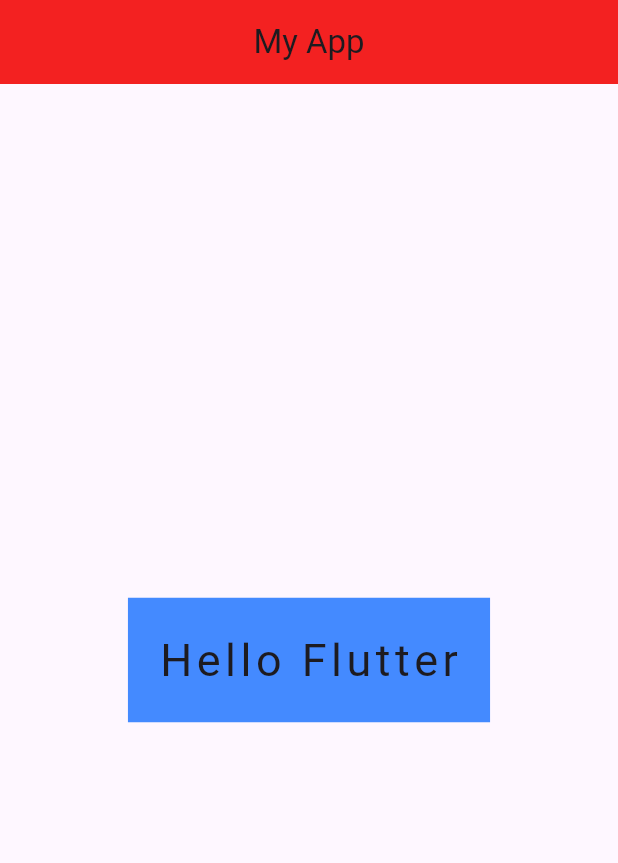
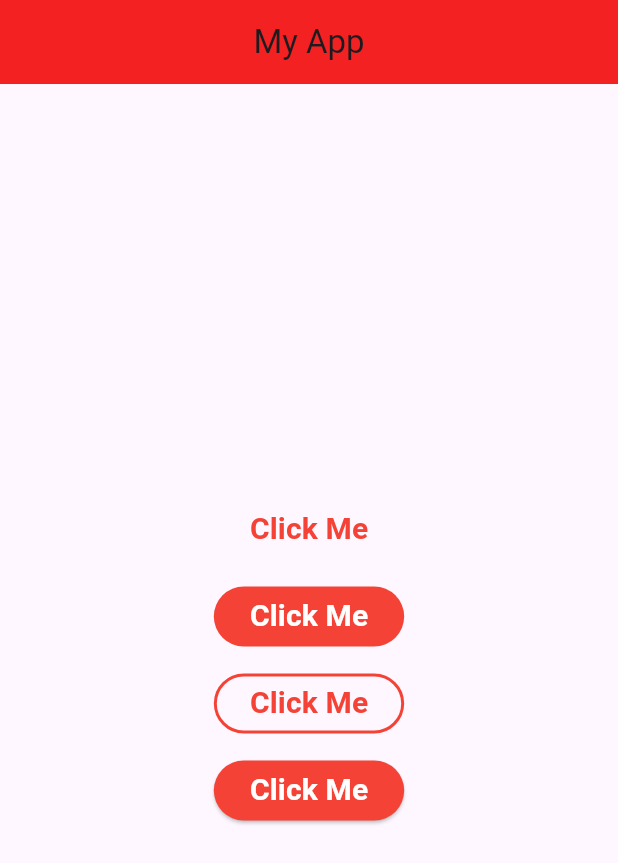
Before and after one commit to pitiya10/learn_flutter_67_2, a Flutter app: the screen it shows after launch, on a phone screen of 412 x 824 dp. Shown: the top 863 px of the screen. Run offline on Flutter 3.47's test engine with Material 3 defaults, Android fonts, the phone set to English and light mode, and no system bars.

Commit message:
step 7 : Button widgets

```diff
--- a/lib/main.dart
+++ b/lib/main.dart
@@ -49,21 +49,21 @@
 //   }
 
 
-class Home extends StatelessWidget {
-  const Home({super.key});
+// class Home extends StatelessWidget {
+//   const Home({super.key});
 
-  @override
-  Widget build(BuildContext context) {
-    return Center(
-      child: Container(
-      color: Colors.blueAccent,
-      margin: const EdgeInsets.symmetric(horizontal: 20, vertical: 30),
-      padding: const EdgeInsets.all(20),
-      child: Text(
-        "Hello Flutter",
-        style: TextStyle(fontSize: 30, letterSpacing: 3),
-        ),
-      ),
-    );
-  }
-}
+//   @override
+//   Widget build(BuildContext context) {
+//     return Center(
+//       child: Container(
+//       color: Colors.blueAccent,
+//       margin: const EdgeInsets.symmetric(horizontal: 20, vertical: 30),
+//       padding: const EdgeInsets.all(20),
+//       child: Text(
+//         "Hello Flutter",
+//         style: TextStyle(fontSize: 30, letterSpacing: 3),
+//         ),
+//       ),
+//     );
+//   }
+// }
--- a/lib/screen/home.dart
+++ b/lib/screen/home.dart
@@ -7,45 +7,117 @@ class Home extends StatelessWidget {
 // Step 5 : container,column, main axis, cross axis
   @override
   Widget build(BuildContext context) {
-    return Column(
-      children: [
-        Container(
-          color: Colors.orangeAccent,
-          padding: EdgeInsets.symmetric(horizontal: 5, vertical: 5),
-          child: Text(
-            "Hello Flutter",
-            style: TextStyle(
-              fontSize: 20,
-              letterSpacing: 3,
-              color: Colors.white,
+    // step 7 : Button widgets
+    return Center(
+      child: Column(
+        mainAxisAlignment: MainAxisAlignment.center,
+        children: [
+          TextButton(
+            style: TextButton.styleFrom(foregroundColor: Colors.red),
+            onPressed: (){
+              print("Button Pressed");
+            },
+            child :Text(
+              "Click Me",
+              style: TextStyle(fontSize: 20, fontWeight:FontWeight.bold),
             ),
           ),
-        ),
-        Container(
-          color: Colors.orangeAccent,
-          padding: EdgeInsets.symmetric(horizontal: 5, vertical: 5),
-          child: Text(
-            "Hello Flutter",
-            style: TextStyle(
-              fontSize: 20,
-              letterSpacing: 3,
-              color: Colors.white,
+          const SizedBox(height: 10),
+          FilledButton(
+            style: FilledButton.styleFrom(
+              backgroundColor: Colors.red,
+              foregroundColor: Colors.white,
+            ),
+            onPressed: () {
+              print("Button Pressed 2");
+            },
+            child: const Text(
+              "Click Me",
+              style: TextStyle(fontSize: 20, fontWeight: FontWeight.bold),
             ),
           ),
-        ),
-        Container(
-          color: Colors.orangeAccent,
-          padding: EdgeInsets.symmetric(horizontal: 5, vertical: 5),
-          child: Text(
-            "Hello Flutter",
-            style: TextStyle(
-              fontSize: 20,
-              letterSpacing: 3,
-              color: Colors.white,
+          const SizedBox(height: 10),
+          OutlinedButton(
+            style: OutlinedButton.styleFrom(
+              foregroundColor: Colors.red,
+              side: const BorderSide(color: Colors.red, width: 2),
+            ),
+            onPressed: () {
+              print("Button Pressed 3");
+            },
+            child: const Text(
+              "Click Me",
+              style: TextStyle(fontSize: 20, fontWeight: FontWeight.bold),
             ),
           ),
-        ),
-      ],
+          const SizedBox(height: 10),
+          ElevatedButton(
+            style: ElevatedButton.styleFrom(
+              backgroundColor: Colors.red,
+              foregroundColor: Colors.white,
+            ),
+            onPressed: () {
+              print("Button Pressed 4");
+            },
+            child: const Text(
+              "Click Me",
+              style: TextStyle(fontSize: 20, fontWeight: FontWeight.bold),
+            ),
+          ),
+        ],
+      ),
     );
   }
 }
+
+    //step 6: Imgage widgets
+    // return Column(
+    //   mainAxisAlignment: MainAxisAlignment.center,
+    //   crossAxisAlignment: CrossAxisAlignment.stretch,
+    //   children: [Image.asset("assets/images/katuy.jpg", width: 150, height: 150),
+    //   const SizedBox(height: 10),
+    //   Image.network("https://picsum.photos/250?image=9",
+    //   width: 150,
+    //   height: 150),
+    //   ],
+    //   );
+    // return Column(
+    //   children: [
+    //     Container(
+    //       color: Colors.orangeAccent,
+    //       padding: EdgeInsets.symmetric(horizontal: 5, vertical: 5),
+    //       child: Text(
+    //         "Hello Flutter",
+    //         style: TextStyle(
+    //           fontSize: 20,
+    //           letterSpacing: 3,
+    //           color: Colors.white,
+    //         ),
+    //       ),
+    //     ),
+    //     Container(
+    //       color: Colors.orangeAccent,
+    //       padding: EdgeInsets.symmetric(horizontal: 5, vertical: 5),
+    //       child: Text(
+    //         "Hello Flutter",
+    //         style: TextStyle(
+    //           fontSize: 20,
+    //           letterSpacing: 3,
+    //           color: Colors.white,
+    //         ),
+    //       ),
+    //     ),
+    //     Container(
+    //       color: Colors.orangeAccent,
+    //       padding: EdgeInsets.symmetric(horizontal: 5, vertical: 5),
+    //       child: Text(
+    //         "Hello Flutter",
+    //         style: TextStyle(
+    //           fontSize: 20,
+    //           letterSpacing: 3,
+    //           color: Colors.white,
+    //         ),
+    //       ),
+    //     ),
+    //   ],
+    // );
```
Also changed, not shown: assets/images/katuy.jpg (added).
